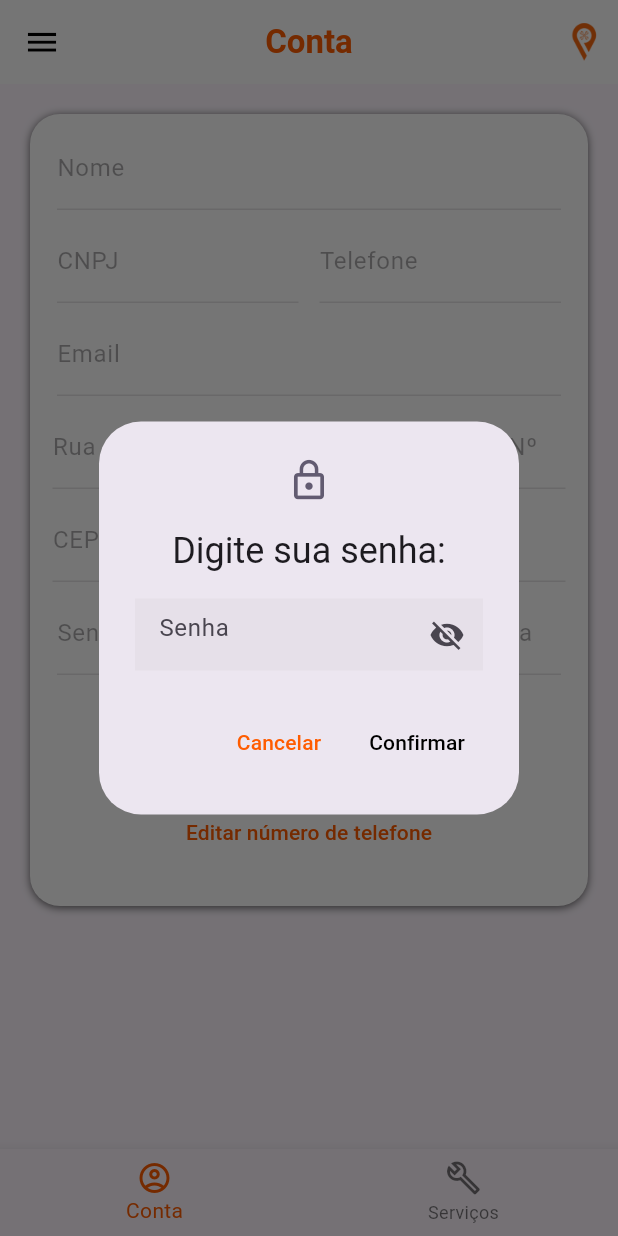
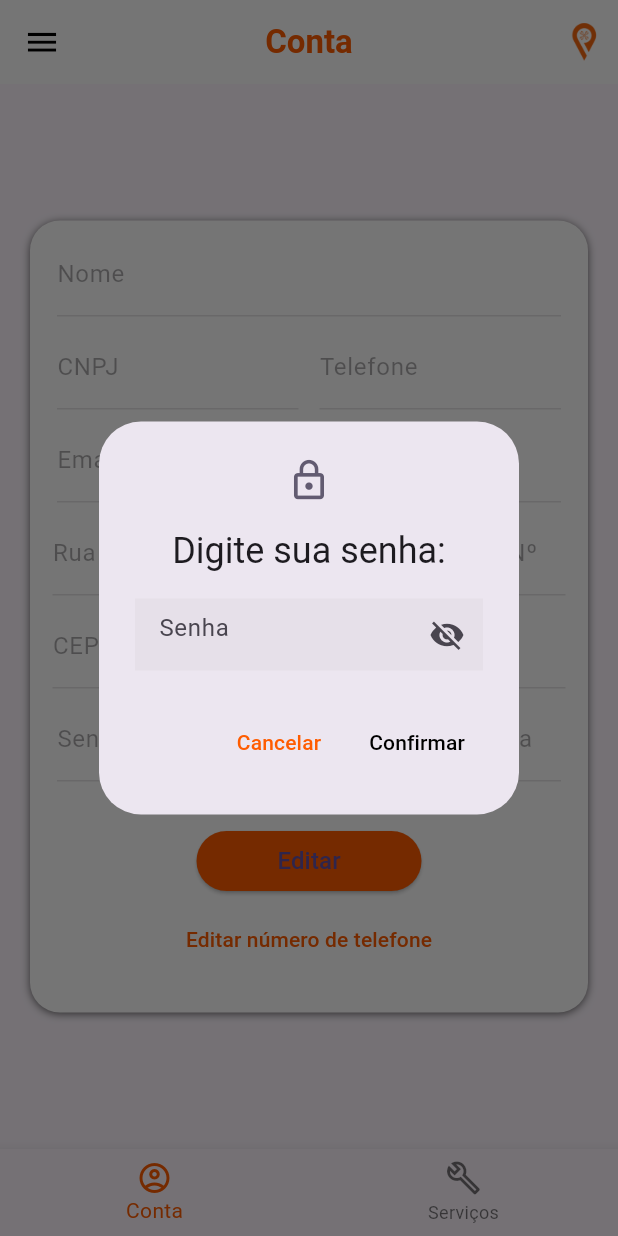
Before and after one commit to icl00ud/mech_client, a Flutter app: the HomeScreenMech screen opened directly, after a tap on "Editar", on a phone screen of 412 x 824 dp. Run offline on Flutter 3.47's test engine with Material 3 defaults, Android fonts, the phone set to English and light mode, and no system bars; our stand-ins replace cloud_firestore, firebase_auth, firebase_core, font_awesome_flutter, mask_text_input_formatter, pinput; missing offline and left inert: cpf_cnpj_validator; accounts and stored records are empty.

Commit message:
ajustes e correções

```diff
--- a/lib/screens/user_account_screen.dart
+++ b/lib/screens/user_account_screen.dart
@@ -44,13 +44,13 @@ class _UserAccountState extends State<UserAccount> {
 
         return Scaffold(
           body: SafeArea(
-            child: Padding(
-              padding: const EdgeInsets.all(10.0),
-              child: SingleChildScrollView(
-                child: Column(
-                  crossAxisAlignment: CrossAxisAlignment.stretch,
-                  children: [
-                    Container(
+            child: Column(
+              mainAxisAlignment: MainAxisAlignment.center,
+              children: [
+                Padding(
+                  padding: const EdgeInsets.all(10.0),
+                  child: SingleChildScrollView(
+                    child: Container(
                       padding: const EdgeInsets.only(
                           left: 15, right: 15, top: 5, bottom: 25),
                       margin: const EdgeInsets.all(10),
@@ -70,9 +70,9 @@ class _UserAccountState extends State<UserAccount> {
                         userServices: userServices,
                       ),
                     ),
-                  ],
+                  ),
                 ),
-              ),
+              ],
             ),
           ),
         );
--- a/lib/widgets/Repairs/repair_details_widget.dart
+++ b/lib/widgets/Repairs/repair_details_widget.dart
@@ -137,8 +137,9 @@ class DetailsModal extends StatelessWidget {
     return Align(
       alignment: Alignment.center,
       child: ElevatedButton(
-        onPressed: () {
-          showAcceptConfirmationDialog(context, repairServices, repairId);
+        onPressed: () async {
+          await showAcceptConfirmationDialog(context, repairServices, repairId);
+          Navigator.of(context).pop();
         },
         style: ElevatedButton.styleFrom(
           backgroundColor: const Color(0xFFFF5C00),
@@ -206,6 +207,7 @@ class DetailsModal extends StatelessWidget {
             TextButton(
               onPressed: () async {
                 await repairServices.confirmRepairAssignment(repairId);
+                Navigator.of(context).pop();
               },
               child: const Text(
                 'Confirmar',
--- a/lib/widgets/custom_drawer_widget.dart
+++ b/lib/widgets/custom_drawer_widget.dart
@@ -1,15 +1,12 @@
 import 'package:flutter/material.dart';
 import 'package:mech_client/models/account_user_model.dart';
-import 'package:mech_client/screens/repair_screen.dart';
-import 'package:mech_client/screens/user_account_screen.dart';
-import 'package:mech_client/screens/vehicle_screen.dart';
 import 'package:mech_client/services/user_services.dart';
 import 'package:mech_client/utils/constans_utils.dart';
 
 class CustomDrawer extends StatefulWidget {
   final VoidCallback onSignOut;
 
-  CustomDrawer({required this.onSignOut});
+  const CustomDrawer({super.key, required this.onSignOut});
 
   @override
   State<CustomDrawer> createState() => _CustomDrawerState();
@@ -53,37 +50,8 @@ class _CustomDrawerState extends State<CustomDrawer> {
               color: primaryColor,
             ),
           ),
-          if (accountUser.type == 'Cliente')
-            ListTile(
-              title: const Text('Veículos'),
-              leading: const Icon(Icons.directions_car_outlined),
-              onTap: () {
-                Navigator.push(
-                    context,
-                    MaterialPageRoute(
-                        builder: (context) => const VehiclePage()));
-              },
-            ),
-          ListTile(
-            title: const Text('Conserto'),
-            leading: const Icon(Icons.toll_outlined),
-            onTap: () {
-              Navigator.push(context,
-                  MaterialPageRoute(builder: (context) => const RepairPage()));
-            },
-          ),
-          ListTile(
-              title: const Text('Conta'),
-              leading: const Icon(Icons.account_circle_outlined),
-              onTap: () {
-                Navigator.push(
-                    context,
-                    MaterialPageRoute(
-                        builder: (context) => const UserAccount()));
-              }),
           const Expanded(
-            child:
-                SizedBox(), // Espaço em branco para preencher o espaço restante
+            child: SizedBox(),
           ),
           const Divider(),
           ListTile(
```
Also changed, not shown: lib/widgets/User/forms_user_widget.dart (+22 -9 lines).
